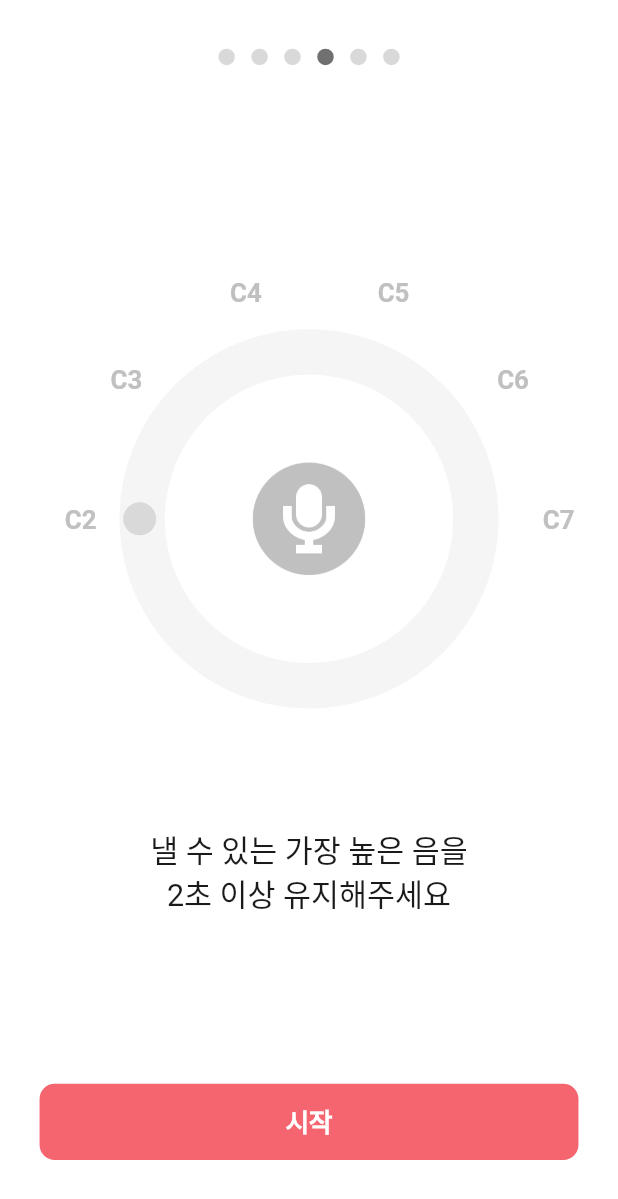
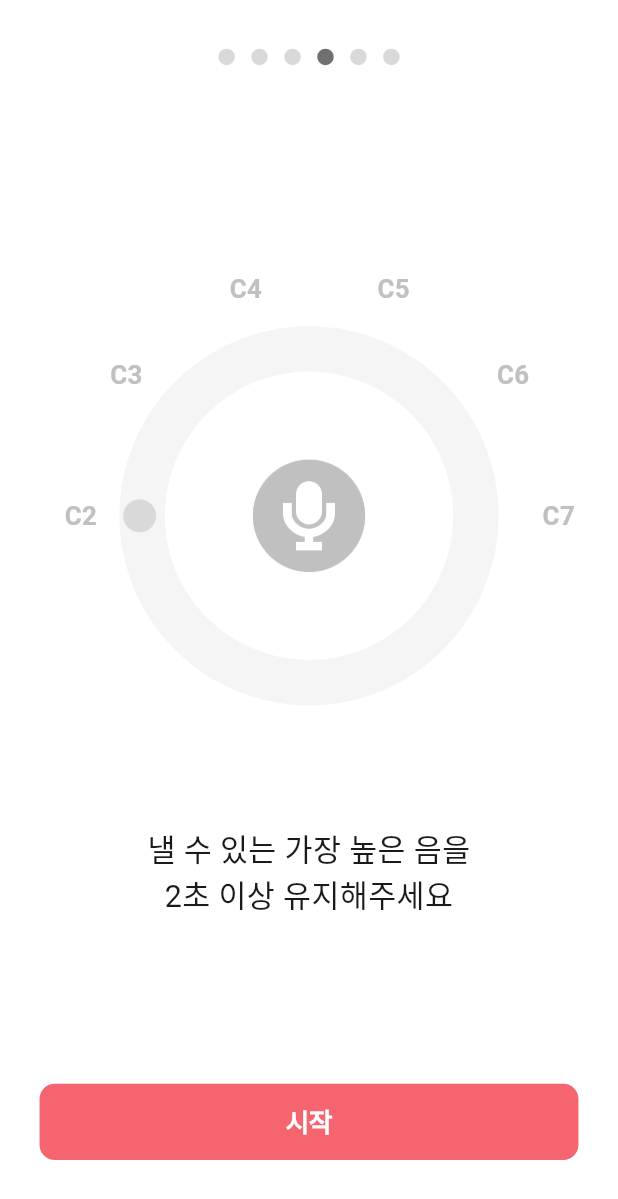
Before and after one commit to SoLit-2025/sync2sing-fe, a Flutter app: the MaximumPitchPage screen opened by its route, on a phone screen of 412 x 824 dp. Shown: the top 1199 px of the screen. Run offline on Flutter 3.47's test engine with Material 3 defaults, Android fonts, the phone set to English and light mode, and no system bars; drawn by our look-alikes of dots_indicator; our stand-ins replace flutter_riverpod, flutter_screenutil, go_router, just_audio, permission_handler, youtube_player_flutter; missing offline and left inert: flutter_sound, pitch_detector_dart; Roboto replaces fonts that are missing (Pretendard Variable, PretendardVariable).

Commit message:
🎨 Style: 텍스트 스타일 AppTextStyles으로 변경

```diff
--- a/lib/features/vocal_analysis/views/pages/maximum_pitch_page.dart
+++ b/lib/features/vocal_analysis/views/pages/maximum_pitch_page.dart
@@ -4,6 +4,7 @@ import 'package:flutter/material.dart';
 import 'package:flutter_riverpod/flutter_riverpod.dart';
 import 'package:flutter_screenutil/flutter_screenutil.dart';
 import 'package:sync2sing/config/theme/app_colors.dart';
+import 'package:sync2sing/config/theme/app_text_styles.dart';
 import 'package:sync2sing/features/vocal_analysis/logics/providers/vocal_pitch_metrics_provider.dart';
 import 'package:sync2sing/features/vocal_analysis/logics/providers/voice_type_profile_provider.dart';
 import 'package:sync2sing/features/vocal_analysis/logics/tools/mic_permission_helper.dart';
@@ -217,9 +218,10 @@ class _MaximumPitchPageState extends ConsumerState<MaximumPitchPage> with Widget
           error: (e, _) => Text('Error: $e'),
         );
 
-    return CupertinoPageScaffold(
+    return Scaffold(
+      // 글씨 깨져서 CupertinoPageScaffold > Scaffold 변경
       backgroundColor: AppColors.grayscale8,
-      child: SafeArea(
+      body: SafeArea(
         child: Padding(
           padding: EdgeInsets.symmetric(horizontal: 24.w),
           child: Column(
@@ -320,14 +322,7 @@ class _MaximumPitchPageState extends ConsumerState<MaximumPitchPage> with Widget
                   SizedBox(height: 20.h),
                   Text(
                     '낼 수 있는 가장 높은 음을\n2초 이상 유지해주세요',
-                    style: TextStyle(
-                      color: AppColors.grayscale1,
-                      fontSize: 20.sp,
-                      fontFamily: 'Pretendard Variable',
-                      fontWeight: FontWeight.w400,
-                      height: 1.4,
-                      decoration: TextDecoration.none,
-                    ),
+                    style: AppTextStyles.heading4.copyWith(decoration: TextDecoration.none),
                     textAlign: TextAlign.center,
                   ),
                 ],
```
Also changed, not shown: lib/features/vocal_analysis/views/pages/minimum_pitch_page.dart (+4 -10 lines).
